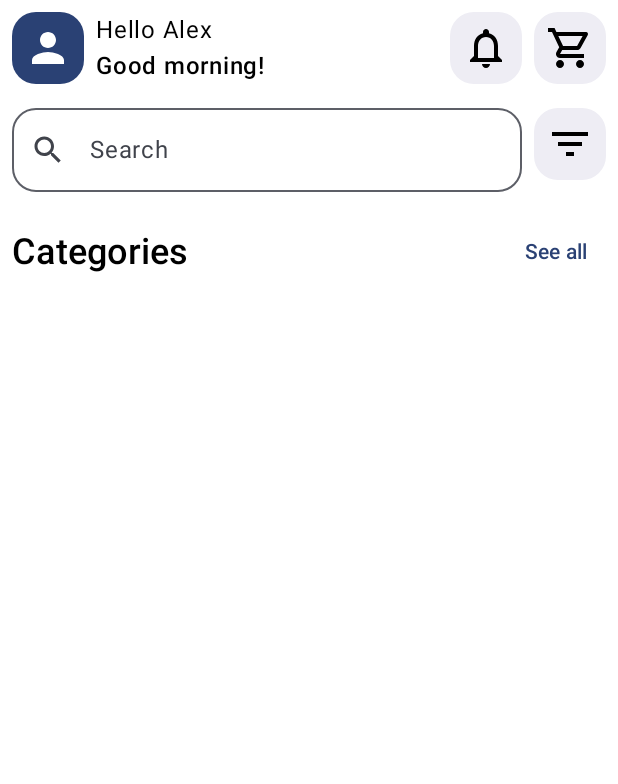
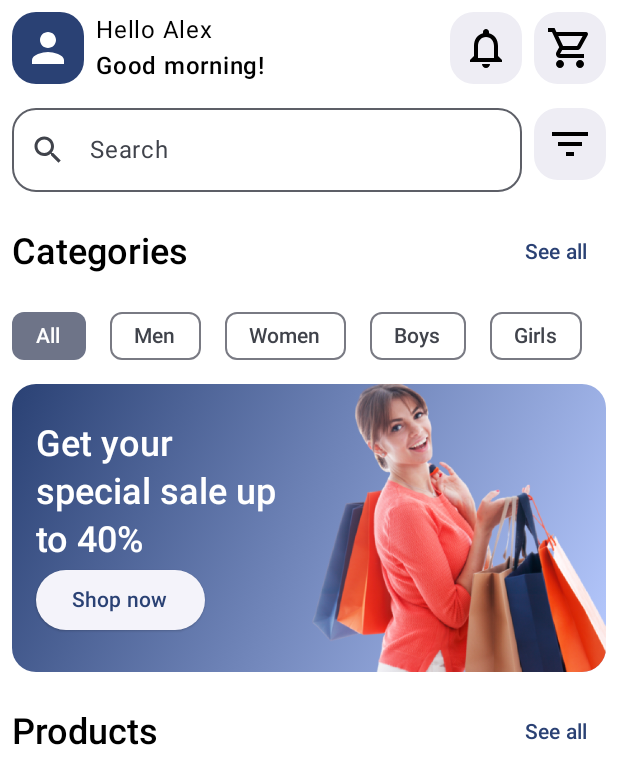
Before and after one commit to jmayta1984/upc-1acc0238-2520-1795-android-projects, an Android app built with Jetpack Compose: the @Preview function HomePreview, on a phone screen of 412 x 824 dp. Shown: the top 784 px of the screen. Run offline under Robolectric (Android 15) with nearby library versions, the phone set to English and light mode, and no system bars.

Commit message:
feat: add categories & banner

```diff
--- a/EasyShop/app/src/main/java/pe/edu/upc/easyshop/ui/Home.kt
+++ b/EasyShop/app/src/main/java/pe/edu/upc/easyshop/ui/Home.kt
@@ -1,16 +1,22 @@
 package pe.edu.upc.easyshop.ui
 
+import android.widget.Space
+import androidx.compose.foundation.Image
 import androidx.compose.foundation.background
+import androidx.compose.foundation.layout.Arrangement
 import androidx.compose.foundation.layout.Box
 import androidx.compose.foundation.layout.Column
 import androidx.compose.foundation.layout.Row
 import androidx.compose.foundation.layout.Spacer
+import androidx.compose.foundation.layout.fillMaxHeight
 import androidx.compose.foundation.layout.fillMaxSize
 import androidx.compose.foundation.layout.fillMaxWidth
 import androidx.compose.foundation.layout.height
 import androidx.compose.foundation.layout.padding
 import androidx.compose.foundation.layout.size
 import androidx.compose.foundation.layout.width
+import androidx.compose.foundation.lazy.LazyRow
+import androidx.compose.foundation.lazy.items
 import androidx.compose.foundation.shape.RoundedCornerShape
 import androidx.compose.material.icons.Icons
 import androidx.compose.material.icons.filled.Person
@@ -18,23 +24,37 @@ import androidx.compose.material.icons.filled.Search
 import androidx.compose.material.icons.outlined.FilterList
 import androidx.compose.material.icons.outlined.Notifications
 import androidx.compose.material.icons.outlined.ShoppingCart
+import androidx.compose.material3.ElevatedButton
+import androidx.compose.material3.FilterChip
 import androidx.compose.material3.Icon
 import androidx.compose.material3.MaterialTheme
 import androidx.compose.material3.OutlinedTextField
 import androidx.compose.material3.Text
 import androidx.compose.material3.TextButton
 import androidx.compose.runtime.Composable
+import androidx.compose.runtime.mutableStateOf
+import androidx.compose.runtime.remember
 import androidx.compose.ui.Alignment
 import androidx.compose.ui.Modifier
 import androidx.compose.ui.draw.clip
+import androidx.compose.ui.graphics.Brush
 import androidx.compose.ui.graphics.vector.ImageVector
+import androidx.compose.ui.layout.ContentScale
+import androidx.compose.ui.res.painterResource
 import androidx.compose.ui.text.font.FontWeight
 import androidx.compose.ui.tooling.preview.Preview
 import androidx.compose.ui.unit.dp
+import pe.edu.upc.easyshop.R
 import pe.edu.upc.easyshop.ui.theme.EasyShopTheme
 
 @Composable
 fun Home() {
+
+    val categories = listOf("All", "Men", "Women", "Boys", "Girls")
+
+    val selectedCategory = remember {
+        mutableStateOf("All")
+    }
     Column(modifier = Modifier.fillMaxSize()) {
         Row(
             modifier = Modifier
@@ -111,6 +131,77 @@ fun Home() {
             )
             TextButton(onClick = {}) { Text("See all") }
         }
+
+        LazyRow {
+            items(categories) { category ->
+                FilterChip(
+                    selected = selectedCategory.value == category,
+                    onClick = {
+                        selectedCategory.value = category
+                    },
+                    label = { Text(category) },
+                    modifier = Modifier.padding(horizontal = 8.dp)
+                )
+            }
+        }
+
+        Box(modifier = Modifier.padding(8.dp)) {
+            Row(
+                modifier = Modifier
+                    .fillMaxWidth()
+                    .height(192.dp)
+                    .clip(RoundedCornerShape(16.dp))
+                    .background(
+                        brush = Brush.linearGradient(
+                            listOf(
+                                MaterialTheme.colorScheme.primary,
+                                MaterialTheme.colorScheme.inversePrimary
+                            )
+                        )
+                    )
+            ) {
+                Column(
+                    modifier = Modifier
+                        .padding(16.dp)
+                        .fillMaxHeight()
+                        .weight(1f),
+                    verticalArrangement = Arrangement.Center
+                ) {
+                    Text(
+                        "Get your special sale up to 40%",
+                        color = MaterialTheme.colorScheme.onPrimary,
+                        style = MaterialTheme.typography.headlineSmall,
+                        fontWeight = FontWeight.SemiBold
+                    )
+                    ElevatedButton(onClick = {}) { Text("Shop now") }
+                }
+                Image(
+                    painterResource(R.drawable.banner),
+                    contentDescription = null,
+                    contentScale = ContentScale.FillWidth,
+                    modifier = Modifier
+                        .fillMaxHeight()
+                        .weight(1f),
+
+                    )
+            }
+        }
+
+        Row(
+            modifier = Modifier
+                .fillMaxWidth()
+                .padding(8.dp),
+            verticalAlignment = Alignment.CenterVertically
+
+        ) {
+            Text(
+                "Products",
+                style = MaterialTheme.typography.headlineSmall,
+                fontWeight = FontWeight.SemiBold,
+                modifier = Modifier.weight(1f)
+            )
+            TextButton(onClick = {}) { Text("See all") }
+        }
     }
 }
 
@@ -118,6 +209,7 @@ fun Home() {
 fun WidthSpacer() {
     Spacer(modifier = Modifier.width(8.dp))
 }
+
 
 @Composable
 fun RoundedIcon(icon: ImageVector) {
@@ -134,6 +226,7 @@ fun RoundedIcon(icon: ImageVector) {
                 .fillMaxSize()
                 .padding(8.dp)
         )
+
     }
 }
 
```
